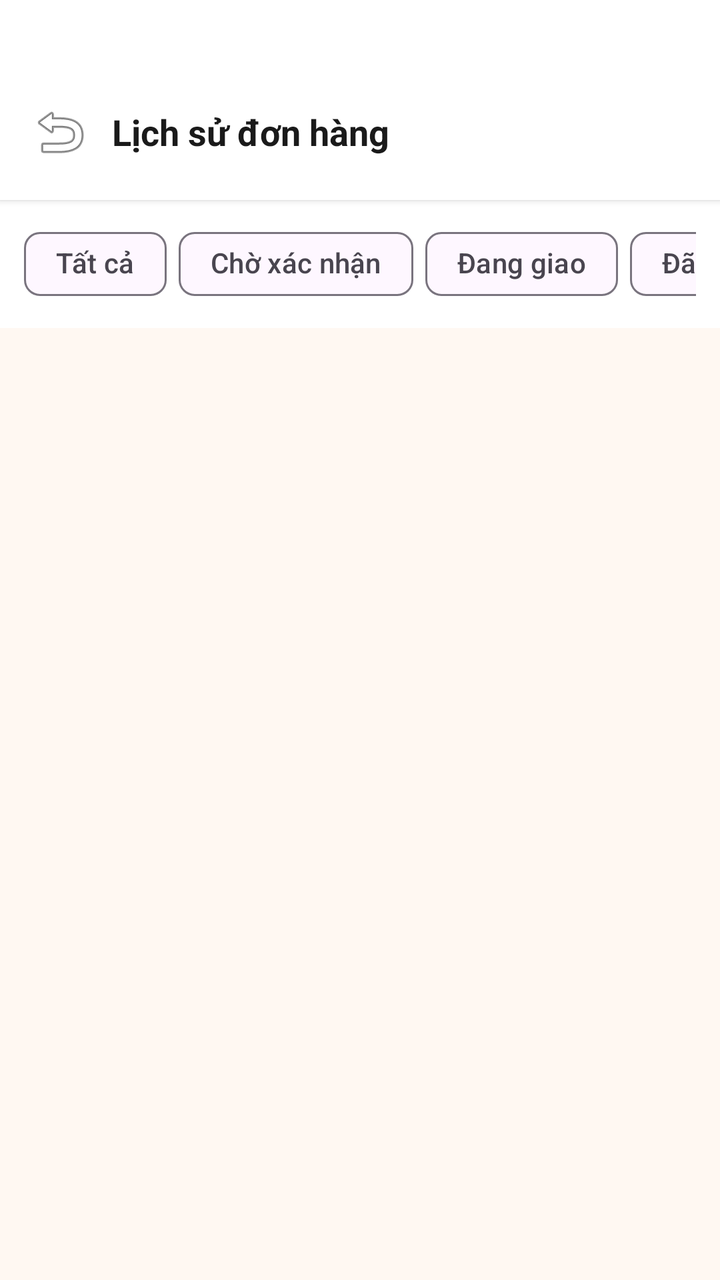
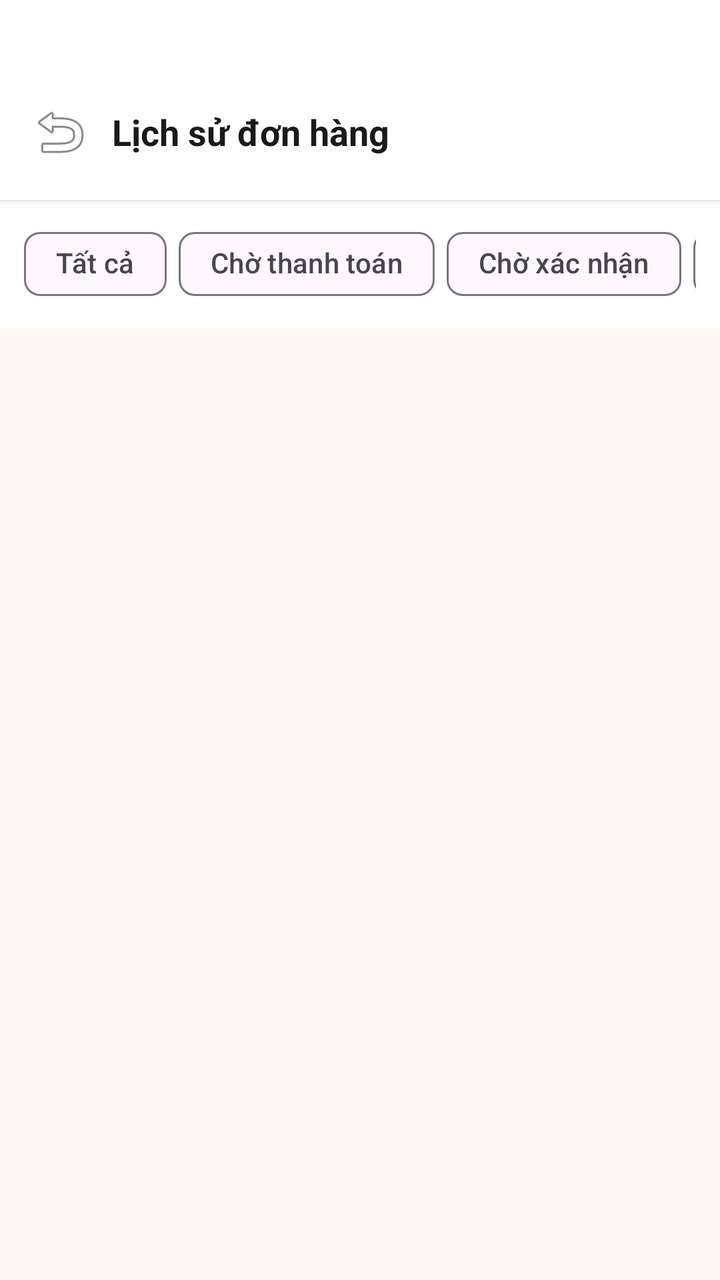

Screens rendered from an Android XML layout before and after an edit, with the pre-edit source and the edit as a unified diff.
<!-- AndroidManifest.xml: application theme Theme.Petshop -->
<!-- res/layout/activity_order_history.xml -->
<?xml version="1.0" encoding="utf-8"?>
<LinearLayout xmlns:android="http://schemas.android.com/apk/res/android"
    android:layout_width="match_parent"
    android:layout_height="match_parent"
    android:orientation="vertical"
    android:background="@color/bg_main">

    <LinearLayout android:layout_width="match_parent" android:layout_height="wrap_content"
        android:orientation="horizontal" android:gravity="center_vertical"
        android:background="@color/white" android:paddingStart="8dp" android:paddingEnd="16dp"
        android:paddingTop="44dp" android:paddingBottom="12dp" android:elevation="2dp">
        <ImageButton android:id="@+id/btnBack"
            android:layout_width="44dp" android:layout_height="44dp"
            android:src="@android:drawable/ic_menu_revert"
            android:background="?attr/selectableItemBackgroundBorderless" />
        <TextView android:layout_width="match_parent" android:layout_height="wrap_content"
            android:text="Lịch sử đơn hàng" android:textSize="18sp" android:textStyle="bold"
            android:textColor="@color/text_primary" android:layout_marginStart="4dp" />
    </LinearLayout>

    
    <HorizontalScrollView android:layout_width="match_parent" android:layout_height="wrap_content"
        android:scrollbars="none" android:background="@color/white"
        android:paddingStart="12dp" android:paddingEnd="12dp"
        android:paddingTop="8dp" android:paddingBottom="8dp">
        <LinearLayout android:layout_width="wrap_content" android:layout_height="wrap_content"
            android:orientation="horizontal">
            <com.google.android.material.chip.Chip android:id="@+id/chipAll"
                android:layout_width="wrap_content" android:layout_height="wrap_content"
                android:text="Tất cả" android:layout_marginEnd="6dp"
                style="@style/Widget.Material3.Chip.Filter" />
            <com.google.android.material.chip.Chip android:id="@+id/chipPending"
                android:layout_width="wrap_content" android:layout_height="wrap_content"
                android:text="Chờ xác nhận" android:layout_marginEnd="6dp"
                style="@style/Widget.Material3.Chip.Filter" />
            <com.google.android.material.chip.Chip android:id="@+id/chipShipping"
                android:layout_width="wrap_content" android:layout_height="wrap_content"
                android:text="Đang giao" android:layout_marginEnd="6dp"
                style="@style/Widget.Material3.Chip.Filter" />
            <com.google.android.material.chip.Chip android:id="@+id/chipDelivered"
                android:layout_width="wrap_content" android:layout_height="wrap_content"
                android:text="Đã giao" android:layout_marginEnd="6dp"
                style="@style/Widget.Material3.Chip.Filter" />
            <com.google.android.material.chip.Chip android:id="@+id/chipCancelled"
                android:layout_width="wrap_content" android:layout_height="wrap_content"
                android:text="Đã huỷ" style="@style/Widget.Material3.Chip.Filter" />
        </LinearLayout>
    </HorizontalScrollView>

    <ProgressBar android:id="@+id/progressBar"
        android:layout_width="wrap_content" android:layout_height="wrap_content"
        android:layout_gravity="center" android:visibility="gone"
        android:layout_marginTop="40dp" />

    <LinearLayout android:id="@+id/llEmpty"
        android:layout_width="match_parent" android:layout_height="0dp"
        android:layout_weight="1" android:orientation="vertical"
        android:gravity="center" android:visibility="gone">
        <TextView android:layout_width="wrap_content" android:layout_height="wrap_content"
            android:text="📦" android:textSize="56sp" android:layout_marginBottom="12dp" />
        <TextView android:layout_width="wrap_content" android:layout_height="wrap_content"
            android:text="Chưa có đơn hàng nào" android:textSize="16sp" android:textStyle="bold"
            android:textColor="@color/text_primary" />
    </LinearLayout>

    <androidx.recyclerview.widget.RecyclerView
        android:id="@+id/rvOrders"
        android:layout_width="match_parent" android:layout_height="0dp"
        android:layout_weight="1" android:paddingTop="12dp" android:clipToPadding="false" />
</LinearLayout>
<!-- resources referenced by this layout -->
<resources>
  <color name="bg_main">#FFF8F2</color>
  <color name="text_primary">#1A1A1A</color>
  <color name="white">#FFFFFFFF</color>
  <style name="Theme.Petshop" parent="Base.Theme.Petshop" />
  <style name="Base.Theme.Petshop" parent="Theme.Material3.DayNight.NoActionBar">
          <item name="colorPrimary">@color/primary</item>
          <item name="colorPrimaryDark">@color/primary_dark</item>
          <item name="colorAccent">@color/primary</item>
          <item name="android:windowBackground">@color/bg_main</item>
          <item name="android:statusBarColor">@color/bg_main</item>
          <item name="android:navigationBarColor">@color/bg_card</item>
          <item name="android:windowLightStatusBar">true</item>
      </style>
  <color name="primary">#F5A623</color>
  <color name="primary_dark">#E09010</color>
  <color name="bg_card">#FFFFFF</color>
</resources>

<!-- the commit's change to res/layout/activity_order_history.xml (unified diff, before → after) -->
@@ -25,13 +25,28 @@
         android:paddingTop="8dp" android:paddingBottom="8dp">
         <LinearLayout android:layout_width="wrap_content" android:layout_height="wrap_content"
             android:orientation="horizontal">
-            <com.google.android.material.chip.Chip android:id="@+id/chipAll"
-                android:layout_width="wrap_content" android:layout_height="wrap_content"
-                android:text="Tất cả" android:layout_marginEnd="6dp"
+            <com.google.android.material.chip.Chip
+                android:id="@+id/chipAll"
+                android:layout_width="wrap_content"
+                android:layout_height="wrap_content"
+                android:text="Tất cả"
+                android:layout_marginEnd="6dp"
                 style="@style/Widget.Material3.Chip.Filter" />
-            <com.google.android.material.chip.Chip android:id="@+id/chipPending"
-                android:layout_width="wrap_content" android:layout_height="wrap_content"
-                android:text="Chờ xác nhận" android:layout_marginEnd="6dp"
+
+            <com.google.android.material.chip.Chip
+                android:id="@+id/chipWaitPay"
+                android:layout_width="wrap_content"
+                android:layout_height="wrap_content"
+                android:text="Chờ thanh toán"
+                android:layout_marginEnd="6dp"
+                style="@style/Widget.Material3.Chip.Filter" />
+
+            <com.google.android.material.chip.Chip
+                android:id="@+id/chipPending"
+                android:layout_width="wrap_content"
+                android:layout_height="wrap_content"
+                android:text="Chờ xác nhận"
+                android:layout_marginEnd="6dp"
                 style="@style/Widget.Material3.Chip.Filter" />
             <com.google.android.material.chip.Chip android:id="@+id/chipShipping"
                 android:layout_width="wrap_content" android:layout_height="wrap_content"
